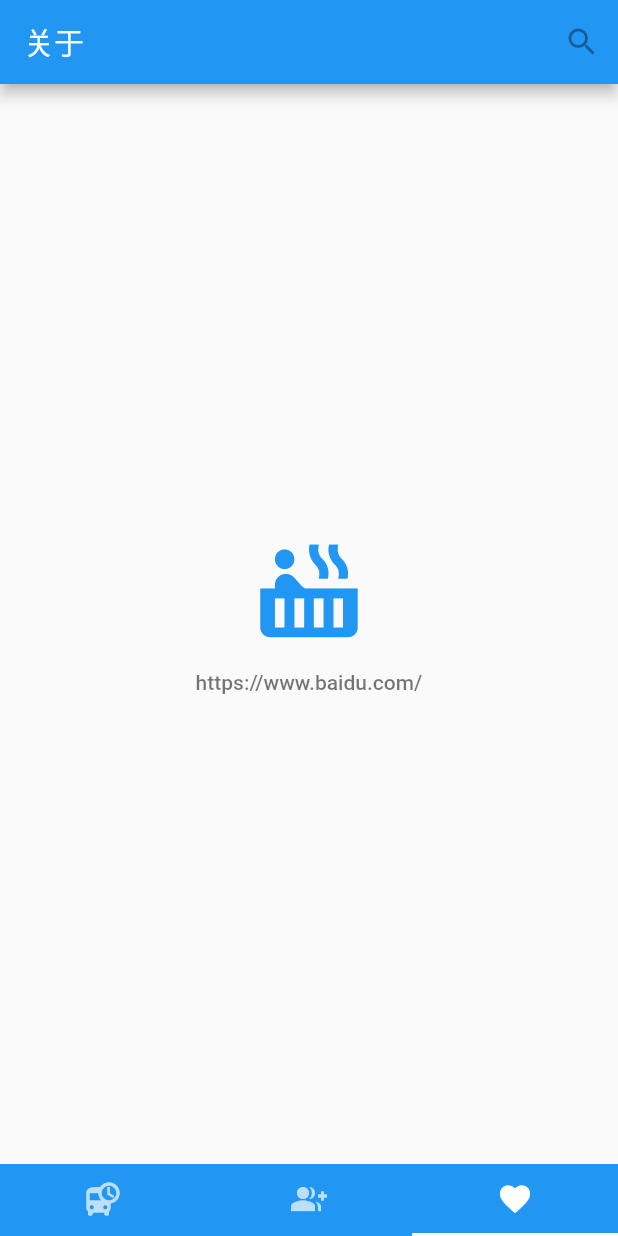
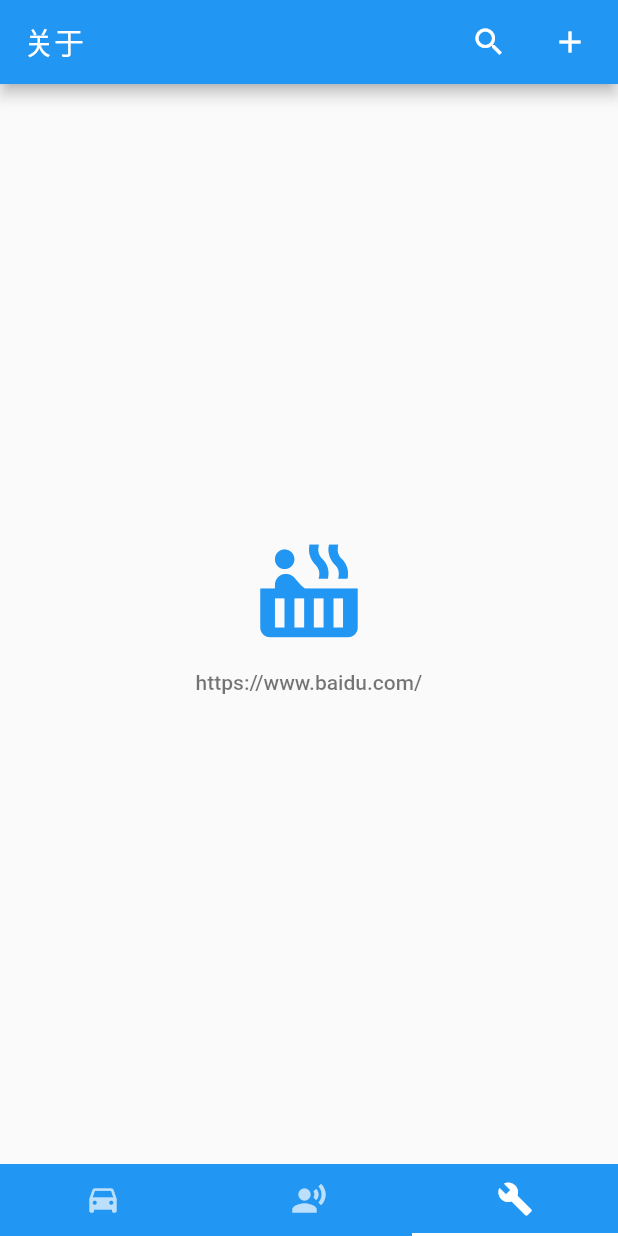
Before and after one commit to ddaitest/flutter_app, a Flutter app: the screen it shows after launch, item 3 of the bottom bar chosen, on a phone screen of 412 x 824 dp. Run offline on Flutter 3.47's test engine with Material 2 defaults, Android fonts, the phone set to English and light mode, and no system bars; our stand-ins replace cached_network_image, fluro, flutter_datetime_picker, shared_preferences, video_player; network calls fail.

Commit message:
lc change

```diff
--- a/lib/pages/home.dart
+++ b/lib/pages/home.dart
@@ -2,10 +2,10 @@ import 'package:flutter/material.dart';
 import 'package:flutter_app/pages/first.dart';
 import 'package:flutter_app/pages/second.dart';
 import 'package:flutter_app/pages/third.dart';
+import 'package:flutter_app/pages/publish.dart';
 
 class HomePage extends StatefulWidget {
   @override
-//  HomeState createState() => HomeState();
   MyHomeState createState() => MyHomeState();
 }
 
@@ -56,14 +56,31 @@ class MyHomeState extends State<HomePage>
     return new Scaffold(
       key: _scaffoldKey,
       // Appbar
-      appBar: new AppBar(
-        // Title
-        title: new Text(getTitle()),
+      appBar: AppBar(
+        title: Text(getTitle()),
         actions: <Widget>[
-          new IconButton(icon: const Icon(Icons.search), onPressed: null)
+          GestureDetector(
+            onTap: (){
+              Navigator.pushNamed(context, 'search');
+            },
+            child: Icon(
+              Icons.search,
+            ),
+          ),
+          Padding(
+            padding: const EdgeInsets.only(left: 30.0,right: 20.0),
+            child: GestureDetector(
+              onTap: (){
+                Navigator.push(
+                  context,
+                  MaterialPageRoute(builder: (context) => PublishPage()),
+                );
+
+              },
+              child: Icon(Icons.add),
+            ),
+          ),
         ],
-        // Set the background color of the App Bar
-        backgroundColor: Colors.blue,
       ),
       // Set the TabBar view as the body of the Scaffold
       body: new TabBarView(
@@ -82,13 +99,13 @@ class MyHomeState extends State<HomePage>
           tabs: <Tab>[
             new Tab(
               // set icon to the tab
-              icon: new Icon(Icons.departure_board),
+              icon: new Icon(Icons.directions_car),
             ),
             new Tab(
-              icon: new Icon(Icons.group_add),
+              icon: new Icon(Icons.record_voice_over),
             ),
             new Tab(
-              icon: new Icon(Icons.favorite),
+              icon: new Icon(Icons.build),
             ),
           ],
           // setup the controller
```
Also changed, not shown: images/icon.png (added).
